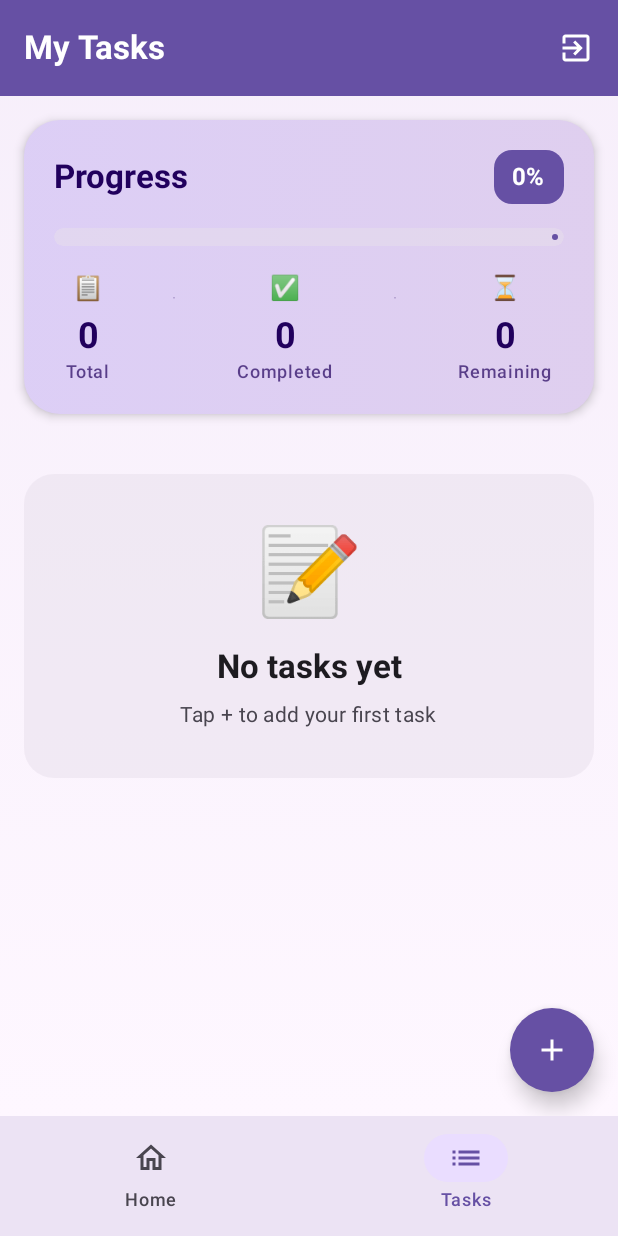
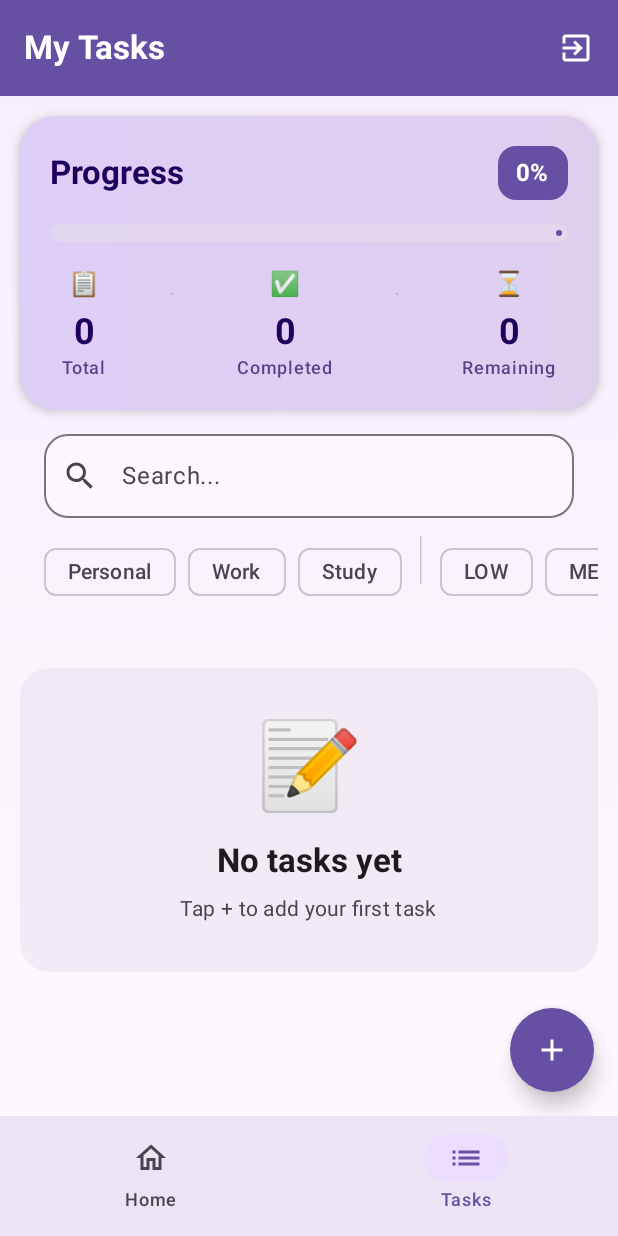
Before and after one commit to phandinhphu/todolist_mobile, an Android app built with Jetpack Compose: the TaskListScreen screen opened through its navigation route, on a phone screen of 412 x 824 dp. Run offline under Robolectric (Android 15) with nearby library versions, the phone set to English and light mode, and no system bars; our stand-ins replace Dagger/Hilt's generated code, Firebase (no records; nobody signed in at launch, a user with empty details on screens opened directly); libraries missing offline, so code that uses them is left out: androidx.hilt.lifecycle.

Commit message:
feat: implement search and filter functionality with UI improvements

```diff
--- a/app/src/main/java/com/example/todolist/data/local/database/dao/TaskDao.kt
+++ b/app/src/main/java/com/example/todolist/data/local/database/dao/TaskDao.kt
@@ -23,4 +23,21 @@ interface TaskDao {
 
     @Query("UPDATE tasks SET isCompleted = NOT isCompleted WHERE id = :taskId")
     suspend fun toggleTaskComplete(taskId: Long)
+
+    @Query("""
+        SELECT * FROM tasks
+        WHERE userId = :userId
+        AND (:searchQuery IS NULL OR title LIKE '%' || :searchQuery || '%')
+        AND (:category IS NULL OR category = :category)
+        AND (:priority IS NULL OR priority = :priority)
+        AND (:isCompleted IS NULL OR isCompleted = :isCompleted)
+        ORDER BY createdAt DESC
+    """)
+    fun getFilteredTasks(
+        userId: String,
+        searchQuery: String?,
+        category: String?,
+        priority: String?,
+        isCompleted: Boolean?
+    ): Flow<List<TaskEntity>>
 }
--- a/app/src/main/java/com/example/todolist/data/repository/TaskRepositoryImpl.kt
+++ b/app/src/main/java/com/example/todolist/data/repository/TaskRepositoryImpl.kt
@@ -4,6 +4,9 @@ import com.example.todolist.data.local.database.dao.TaskDao
 import com.example.todolist.data.mapper.toDomain
 import com.example.todolist.data.mapper.toEntity
 import com.example.todolist.domain.model.Task
+import com.example.todolist.domain.model.TaskFilter
+import com.example.todolist.domain.model.TaskCategory // Thêm dòng này để hết lỗi CharCategory
+import com.example.todolist.domain.model.PriorityLevel
 import com.example.todolist.domain.repository.TaskRepository
 import kotlinx.coroutines.flow.Flow
 import kotlinx.coroutines.flow.map
@@ -12,9 +15,15 @@ import javax.inject.Inject
 class TaskRepositoryImpl @Inject constructor(
     private val taskDao: TaskDao
 ) : TaskRepository {
-    override fun getAllTasks(userId: String): Flow<List<Task>> {
-        return taskDao.getAllTasks(userId).map { tasks ->
-            tasks.map { it.toDomain() }
+    override fun getAllTasks(userId: String, filter: TaskFilter): Flow<List<Task>> {
+        return taskDao.getFilteredTasks(
+            userId = userId,
+            searchQuery = filter.searchQuery,
+            category = filter.category?.name,
+            priority = filter.priority?.name,
+            isCompleted = filter.isCompleted
+        ).map { entities ->
+            entities.map { it.toDomain() }
         }
     }
 
--- /dev/null
+++ b/app/src/main/java/com/example/todolist/domain/model/TaskFilter.kt
@@ -0,0 +1,8 @@
+package com.example.todolist.domain.model
+
+data class TaskFilter(
+    val searchQuery: String? = null,
+    val category: TaskCategory? = null,
+    val priority: PriorityLevel? = null,
+    val isCompleted: Boolean? = null
+)
--- a/app/src/main/java/com/example/todolist/domain/repository/TaskRepository.kt
+++ b/app/src/main/java/com/example/todolist/domain/repository/TaskRepository.kt
@@ -2,9 +2,9 @@ package com.example.todolist.domain.repository
 
 import com.example.todolist.domain.model.Task
 import kotlinx.coroutines.flow.Flow
-
+import com.example.todolist.domain.model.TaskFilter
 interface TaskRepository {
-    fun getAllTasks(userId: String): Flow<List<Task>>
+    fun getAllTasks(userId: String, filter: TaskFilter): Flow<List<Task>>
     suspend fun getTaskById(taskId: Long): Task?
     suspend fun addTask(task: Task): Long
     suspend fun updateTask(task: Task)
--- a/app/src/main/java/com/example/todolist/domain/usecase/home/GetHomeStatisticsUseCase.kt
+++ b/app/src/main/java/com/example/todolist/domain/usecase/home/GetHomeStatisticsUseCase.kt
@@ -1,6 +1,7 @@
 package com.example.todolist.domain.usecase.home
 
 import com.example.todolist.domain.model.HomeStatistics
+import com.example.todolist.domain.model.TaskFilter
 import com.example.todolist.domain.repository.TaskRepository
 import kotlinx.coroutines.flow.Flow
 import kotlinx.coroutines.flow.map
@@ -10,7 +11,7 @@ class GetHomeStatisticsUseCase @Inject constructor(
     private val taskRepository: TaskRepository
 ) {
     operator fun invoke(userId: String): Flow<HomeStatistics> {
-        return taskRepository.getAllTasks(userId).map { tasks ->
+        return taskRepository.getAllTasks(userId,TaskFilter()).map { tasks ->
             val totalTasks = tasks.size
             val completedTasks = tasks.count { it.isCompleted }
             val remainingTasks = totalTasks - completedTasks
--- a/app/src/main/java/com/example/todolist/domain/usecase/task/GetTasksUseCase.kt
+++ b/app/src/main/java/com/example/todolist/domain/usecase/task/GetTasksUseCase.kt
@@ -4,11 +4,11 @@ import com.example.todolist.domain.model.Task
 import com.example.todolist.domain.repository.TaskRepository
 import kotlinx.coroutines.flow.Flow
 import javax.inject.Inject
-
+import com.example.todolist.domain.model.TaskFilter
 class GetTasksUseCase @Inject constructor(
     private val taskRepository: TaskRepository
 ) {
-    operator fun invoke(userId: String): Flow<List<Task>> {
-        return taskRepository.getAllTasks(userId)
+    operator fun invoke(userId: String, filter: TaskFilter): Flow<List<Task>> {
+        return taskRepository.getAllTasks(userId, filter)
     }
 }
--- /dev/null
+++ b/app/src/main/java/com/example/todolist/ui/components/TaskFilterSection.kt
@@ -0,0 +1,103 @@
+package com.example.todolist.ui.components
+
+import androidx.compose.foundation.layout.Arrangement
+import androidx.compose.foundation.layout.Column
+import androidx.compose.foundation.layout.PaddingValues
+import androidx.compose.foundation.layout.Spacer
+import androidx.compose.foundation.layout.fillMaxWidth
+import androidx.compose.foundation.layout.height
+import androidx.compose.foundation.layout.padding
+import androidx.compose.foundation.layout.size
+import androidx.compose.foundation.lazy.LazyRow
+import androidx.compose.foundation.lazy.items
+import androidx.compose.foundation.shape.RoundedCornerShape
+import androidx.compose.material.icons.Icons
+import androidx.compose.material.icons.filled.Close
+import androidx.compose.material.icons.filled.Search
+import androidx.compose.material3.ExperimentalMaterial3Api
+import androidx.compose.material3.FilterChip
+import androidx.compose.material3.FilterChipDefaults
+import androidx.compose.material3.Icon
+import androidx.compose.material3.IconButton
+import androidx.compose.material3.MaterialTheme
+import androidx.compose.material3.OutlinedTextField
+import androidx.compose.material3.OutlinedTextFieldDefaults
+import androidx.compose.material3.Text
+import androidx.compose.material3.VerticalDivider
+import androidx.compose.runtime.Composable
+import androidx.compose.ui.Modifier
+import androidx.compose.ui.unit.dp
+import com.example.todolist.domain.model.PriorityLevel
+import com.example.todolist.domain.model.TaskCategory
+import com.example.todolist.domain.model.TaskFilter
+
+@OptIn(ExperimentalMaterial3Api::class)
+@Composable
+fun TaskFilterSection(
+    filter: TaskFilter,
+    onSearchChange: (String) -> Unit,
+    onCategoryChange: (TaskCategory?) -> Unit,
+    onPriorityChange: (PriorityLevel?) -> Unit,
+    modifier: Modifier = Modifier
+) {
+    Column(modifier = modifier.fillMaxWidth()) {
+        // 1. Thanh tìm kiếm (Search Bar)
+        OutlinedTextField(
+            value = filter.searchQuery ?: "",
+            onValueChange = onSearchChange,
+            modifier = Modifier
+                .fillMaxWidth()
+                .padding(horizontal = 16.dp),
+            placeholder = { Text("Search...") },
+            leadingIcon = { Icon(Icons.Default.Search, contentDescription = null) },
+            trailingIcon = {
+                if (!filter.searchQuery.isNullOrEmpty()) {
+                    IconButton(onClick = { onSearchChange("") }) {
+                        Icon(Icons.Default.Close, contentDescription = null)
+                    }
+                }
+            },
+            shape = RoundedCornerShape(16.dp),
+            singleLine = true,
+            colors = OutlinedTextFieldDefaults.colors(
+                focusedContainerColor = MaterialTheme.colorScheme.surface,
+                unfocusedContainerColor = MaterialTheme.colorScheme.surface
+            )
+        )
+
+        Spacer(modifier = Modifier.height(12.dp))
+
+        // 2. Hàng lọc Category & Priority
+        LazyRow(
+            contentPadding = PaddingValues(horizontal = 16.dp),
+            horizontalArrangement = Arrangement.spacedBy(8.dp)
+        ) {
+            // Lọc theo Category
+            items(TaskCategory.entries) { category ->
+                FilterChip(
+                    selected = filter.category == category,
+                    onClick = { onCategoryChange(category) },
+                    label = { Text(category.name.lowercase().replaceFirstChar { it.uppercase() }) },
+                    leadingIcon = if (filter.category == category) {
+                        { Icon(Icons.Default.Search, modifier = Modifier.size(16.dp), contentDescription = null) }
+                    } else null
+                )
+            }
+
+            // Đường kẻ chia cách nhẹ
+            item { VerticalDivider(modifier = Modifier.height(32.dp).padding(horizontal = 4.dp)) }
+
+            // Lọc theo Priority
+            items(PriorityLevel.entries) { priority ->
+                FilterChip(
+                    selected = filter.priority == priority,
+                    onClick = { onPriorityChange(priority) },
+                    label = { Text(priority.name) },
+                    colors = FilterChipDefaults.filterChipColors(
+                        selectedContainerColor = MaterialTheme.colorScheme.primaryContainer
+                    )
+                )
+            }
+        }
+    }
+}
--- a/app/src/main/java/com/example/todolist/ui/screen/task/TaskListScreen.kt
+++ b/app/src/main/java/com/example/todolist/ui/screen/task/TaskListScreen.kt
@@ -1,7 +1,6 @@
 package com.example.todolist.ui.screen.task
 
 import androidx.compose.animation.*
-import androidx.compose.animation.core.*
 import androidx.compose.foundation.background
 import androidx.compose.foundation.layout.*
 import androidx.compose.foundation.lazy.LazyColumn
@@ -18,8 +17,6 @@ import androidx.compose.material3.*
 import androidx.compose.runtime.*
 import androidx.compose.ui.Alignment
 import androidx.compose.ui.Modifier
-import androidx.compose.ui.draw.clip
-import androidx.compose.ui.draw.scale
 import androidx.compose.ui.graphics.Brush
 import androidx.compose.ui.text.font.FontWeight
 import androidx.compose.ui.text.style.TextDecoration
@@ -30,6 +27,7 @@ import com.example.todolist.domain.model.PriorityLevel
 import com.example.todolist.domain.model.Task
 import com.example.todolist.domain.model.TaskCategory
 import com.example.todolist.route.Routes
+import com.example.todolist.ui.components.TaskFilterSection
 import com.example.todolist.ui.components.TaskProgressCard
 import com.example.todolist.util.DateFormatter
 
@@ -41,6 +39,7 @@ fun TaskListScreen(
 ) {
     val taskUiState by viewModel.taskUiState.collectAsState()
     val taskOperationState by viewModel.taskOperationState.collectAsState()
+    val filterState by viewModel.filterState.collectAsState()
 
     LaunchedEffect(taskOperationState) {
         if (taskOperationState is TaskOperationState.Success) {
@@ -131,13 +130,25 @@ fun TaskListScreen(
                 is TaskUiState.Success -> {
                     LazyColumn(
                         modifier = Modifier.fillMaxSize(),
-                        contentPadding = PaddingValues(16.dp),
+                        contentPadding = PaddingValues(start = 13.dp,
+                            end = 13.dp,
+                            top = 13.dp, bottom = 80.dp),
                         verticalArrangement = Arrangement.spacedBy(16.dp)
                     ) {
+                        // Header: Progress Card
                         item {
                             TaskProgressCard(tasks = state.tasks)
                         }
-
+                        // Thanh tìm kiếm và bộ lọc
+                        item {
+                            TaskFilterSection(
+                                filter = filterState,
+                                onSearchChange = { viewModel.onSearchQueryChanged(it) },
+                                onCategoryChange = { viewModel.onCategorySelected(it) },
+                                onPriorityChange = { viewModel.onPrioritySelected(it) }
+                            )
+                        }
+                        // Danh sách công việc
                         if (state.tasks.isEmpty()) {
                             item {
                                 Card(
--- a/app/src/main/java/com/example/todolist/ui/screen/task/TaskViewModel.kt
+++ b/app/src/main/java/com/example/todolist/ui/screen/task/TaskViewModel.kt
@@ -2,7 +2,9 @@ package com.example.todolist.ui.screen.task
 
 import androidx.lifecycle.ViewModel
 import androidx.lifecycle.viewModelScope
+import com.example.todolist.domain.model.PriorityLevel
 import com.example.todolist.domain.model.Task
+import com.example.todolist.domain.model.TaskCategory
 import com.example.todolist.domain.usecase.auth.GetCurrentUserUseCase
 import com.example.todolist.domain.usecase.auth.LogoutUseCase
 import com.example.todolist.domain.usecase.task.*
@@ -10,7 +12,7 @@ import dagger.hilt.android.lifecycle.HiltViewModel
 import kotlinx.coroutines.flow.*
 import kotlinx.coroutines.launch
 import javax.inject.Inject
-
+import com.example.todolist.domain.model.TaskFilter
 @HiltViewModel
 class TaskViewModel @Inject constructor(
     private val getTasksUseCase: GetTasksUseCase,
@@ -22,6 +24,9 @@ class TaskViewModel @Inject constructor(
     private val logoutUseCase: LogoutUseCase
 ) : ViewModel() {
 
+    private val _filterState = MutableStateFlow(TaskFilter())
+    val filterState = _filterState.asStateFlow()
+
     private val _taskUiState = MutableStateFlow<TaskUiState>(TaskUiState.Idle)
     val taskUiState: StateFlow<TaskUiState> = _taskUiState.asStateFlow()
 
@@ -29,6 +34,7 @@ class TaskViewModel @Inject constructor(
     val taskOperationState: StateFlow<TaskOperationState> = _taskOperationState.asStateFlow()
 
     private val currentUserId = MutableStateFlow<String?>(null)
+
 
     init {
         loadCurrentUser()
@@ -42,14 +48,17 @@ class TaskViewModel @Inject constructor(
 
     private fun observeTasks() {
         viewModelScope.launch {
-            currentUserId
-                .filterNotNull()
-                .flatMapLatest { userId ->
-                    getTasksUseCase(userId)
-                }
-                .collect { tasks ->
-                    _taskUiState.value = TaskUiState.Success(tasks)
-                }
+            // Sử dụng combine để tự động tải lại danh sách khi UserId HOẶC Bộ lọc thay đổi
+            combine(
+                currentUserId.filterNotNull(),
+                _filterState
+            ) { userId, filter ->
+                Pair(userId, filter)
+            }.flatMapLatest { (userId, filter) ->
+                getTasksUseCase(userId, filter) // Gọi UseCase với bộ lọc
+            }.collect { tasks ->
+                _taskUiState.value = TaskUiState.Success(tasks)
+            }
         }
     }
 
@@ -121,4 +130,24 @@ class TaskViewModel @Inject constructor(
             }
         }
     }
+    // --- CÁC HÀM XỬ LÝ SỰ KIỆN LỌC ---
+
+    fun onSearchQueryChanged(newQuery: String) {
+        _filterState.value = _filterState.value.copy(searchQuery = newQuery.ifBlank { null })
+    }
+
+    fun onCategorySelected(category: TaskCategory?) {
+        // Nếu chọn lại category đang chọn thì bỏ lọc (null)
+        val nextCategory = if (_filterState.value.category == category) null else category
+        _filterState.value = _filterState.value.copy(category = nextCategory)
+    }
+
+    fun onPrioritySelected(priority: PriorityLevel?) {
+        val nextPriority = if (_filterState.value.priority == priority) null else priority
+        _filterState.value = _filterState.value.copy(priority = nextPriority)
+    }
+
+    fun clearAllFilters() {
+        _filterState.value = TaskFilter()
+    }
 }
--- a/gradle.properties
+++ b/gradle.properties
@@ -21,3 +21,4 @@ kotlin.code.style=official
 # resources declared in the library itself and none from the library's dependencies,
 # thereby reducing the size of the R class for that library
 android.nonTransitiveRClass=true
+org.gradle.jvmargs=-Xmx2048m -XX:MaxMetaspaceSize=512m
```
Also changed, not shown: app/src/main/java/com/example/todolist/ui/screen/task/AddEditTaskScreen.kt (+54 -26 lines).
